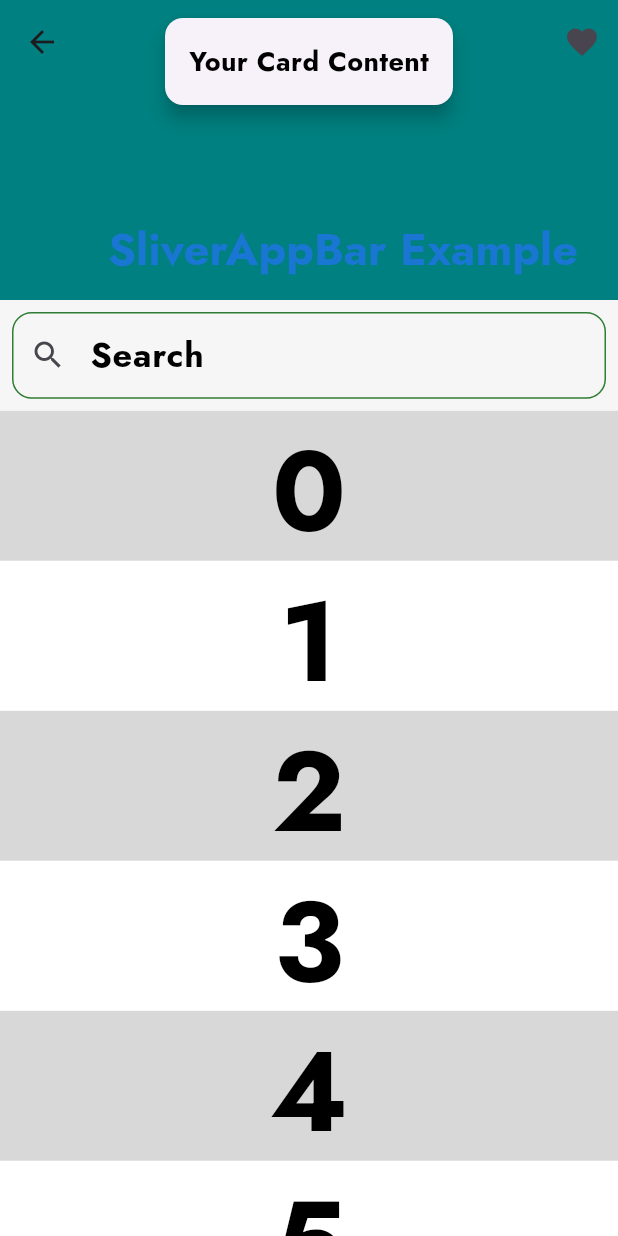
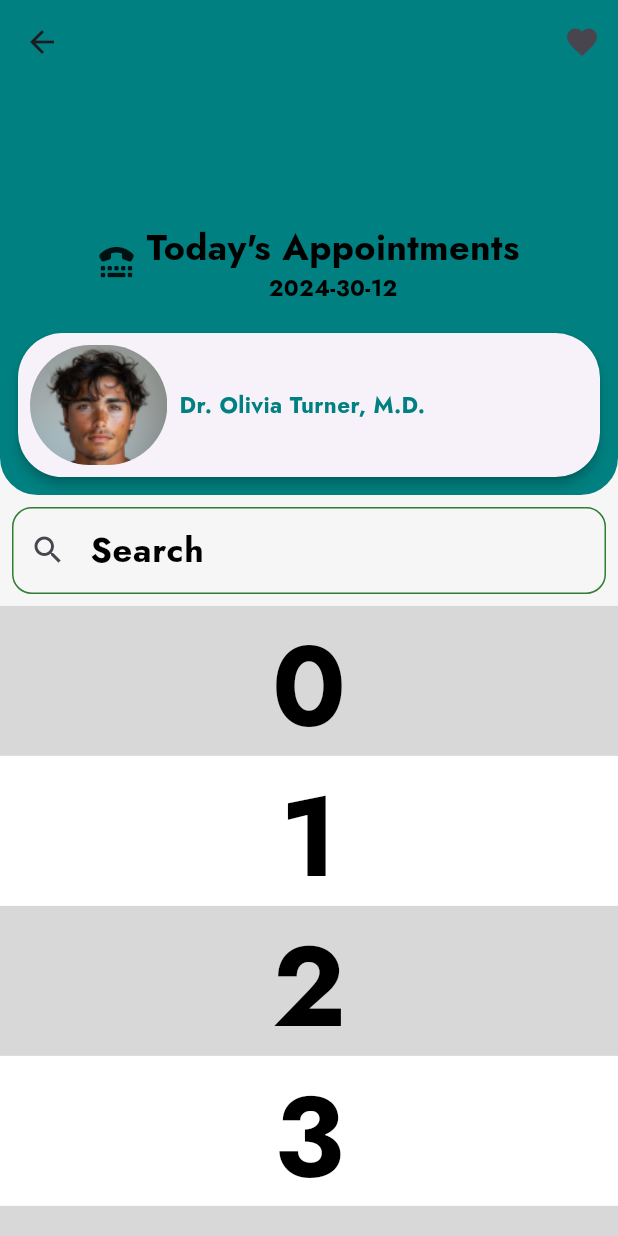
Before and after one commit to FRANK732/Health_Client_Mobile, a Flutter app: the PatientDashBoard screen opened by its route, on a phone screen of 412 x 824 dp. Run offline on Flutter 3.47's test engine with Material 3 defaults, Android fonts, the light colour scheme and no system bars; our stand-ins replace bloc, cached_network_image, dartz, equatable, flutter_bloc, flutter_screenutil and 6 more.

Commit message:
Patient Dashboard

```diff
--- a/lib/core/constant/TImages.dart
+++ b/lib/core/constant/TImages.dart
@@ -12,4 +12,7 @@ class TImages {
 
   //Verify
   static String verify = "$imgBase/verify_1.gif";
+
+  //Dummy profile
+  static String profile = "$imgBase/profile.jpg";
 }
--- a/lib/core/constant/TSizes.dart
+++ b/lib/core/constant/TSizes.dart
@@ -9,7 +9,7 @@ class TSizes {
   static double lg = 26.0;
   static double xl = 34.0;
   static double xl2 = 38.0;
-  static double xsl3 = 55.0;
+  static double xsl3 = 100.0;
 
   //Font Size
   static double fontXSmall = 10.0;
--- a/lib/src/UI/PatientUI/Widgets/appointment_card.dart
+++ b/lib/src/UI/PatientUI/Widgets/appointment_card.dart
@@ -1,4 +1,13 @@
+// ignore_for_file: prefer_const_constructors, prefer_const_literals_to_create_immutables
+
 import 'package:flutter/material.dart';
+import 'package:flutter/widgets.dart';
+import 'package:flutter_screenutil/flutter_screenutil.dart';
+import 'package:health_moble_client/core/app_export.dart';
+import 'package:health_moble_client/core/constant/TColors.dart';
+import 'package:health_moble_client/core/constant/TImages.dart';
+import 'package:health_moble_client/core/constant/TSizes.dart';
+import 'package:health_moble_client/src/widget/custom_Image_View.dart';
 
 class AppointmentCard extends StatelessWidget {
   const AppointmentCard({super.key});
@@ -7,7 +16,35 @@ class AppointmentCard extends StatelessWidget {
   Widget build(BuildContext context) {
     return Card(
       elevation: 3,
-      shape: RoundedRectangleBorder(borderRadius: BorderRadius.circular(10)),
+      shape: RoundedRectangleBorder(
+          borderRadius: TBorderRadiusStyle.circleBorder25),
+      child: Padding(
+        padding: EdgeInsets.all(TSizes.ms),
+        child: Row(
+          mainAxisAlignment: MainAxisAlignment.start,
+          children: [
+            CustomImageView(
+              radius: TBorderRadiusStyle.circleBorder50,
+              height: 80,
+              width: 80.w,
+              imagePath: TImages.profile,
+            ),
+            SizedBox(
+              width: TSizes.ms,
+            ),
+            Column(
+              children: [
+                Text(
+                  "Dr. Olivia Turner, M.D.",
+                  style: TextStyle(
+                    color: TColors.primaryColor,
+                  ),
+                )
+              ],
+            )
+          ],
+        ),
+      ),
     );
   }
 }
--- a/lib/src/UI/PatientUI/Widgets/custom_sliver_appbar.dart
+++ b/lib/src/UI/PatientUI/Widgets/custom_sliver_appbar.dart
@@ -1,9 +1,12 @@
-// ignore_for_file: prefer_const_constructors, prefer_const_literals_to_create_immutables
+// ignore_for_file: prefer_const_literals_to_create_immutables, prefer_const_constructors
 
 import 'package:flutter/material.dart';
-import 'package:get/get_core/src/get_main.dart';
-import 'package:get/get_navigation/get_navigation.dart';
-import 'package:get_it/get_it.dart';
+import 'package:flutter_screenutil/flutter_screenutil.dart';
+import 'package:font_awesome_flutter/font_awesome_flutter.dart';
+import 'package:get/get.dart';
+import 'package:health_moble_client/core/constant/TSizes.dart';
+import 'package:health_moble_client/src/UI/PatientUI/Widgets/appointment_card.dart';
+import 'package:intl/intl.dart';
 
 class TSilvarAppBar extends StatefulWidget {
   const TSilvarAppBar({super.key});
@@ -14,34 +17,48 @@ class TSilvarAppBar extends StatefulWidget {
 
 class _TSilvarAppBarState extends State<TSilvarAppBar> {
   final globalKey = GlobalKey();
-
+  String dateNow = DateFormat('y-m-d').format(DateTime.now());
   @override
   Widget build(BuildContext context) {
-    return CustomScrollView(
+    return GestureDetector(
+      child: CustomScrollView(
         slivers: <Widget>[
           SliverAppBar(
-          expandedHeight: 200.0,
-          floating: false,
+            expandedHeight: Get.height.w * 0.35,
+            floating: true,
             pinned: true,
             flexibleSpace: FlexibleSpaceBar(
-            title: Text('SliverAppBar Example'),
-            background: SingleChildScrollView(
-              child: Align(
-                alignment: Alignment.bottomCenter,
-                child: Padding(
+              background: Column(
+                crossAxisAlignment: CrossAxisAlignment.start,
+                children: [
+                  Spacer(),
+                  Padding(
                     padding: const EdgeInsets.all(8.0),
-                  child: Card(
-                    child: Padding(
-                      padding: const EdgeInsets.all(16.0),
-                      child: Text(
-                        'Your Card Content',
-                        style: TextStyle(fontSize: 18),
+                    child: Row(
+                      mainAxisAlignment: MainAxisAlignment.center,
+                      children: [
+                        Icon(FontAwesomeIcons.tty),
+                        SizedBox(
+                          width: TSizes.ms,
+                        ),
+                        Column(
+                          children: [
+                            Text("Today's Appointments",
+                                style: TextStyle(
+                                    fontSize: 24, color: Colors.black)),
+                            Text(
+                              dateNow,
+                            )
+                          ],
+                        ),
+                      ],
                     ),
                   ),
-                    elevation: 5,
+                  Padding(
+                    padding: const EdgeInsets.all(8.0),
+                    child: AppointmentCard(),
                   ),
-                ),
-              ),
+                ],
               ),
             ),
             actions: <Widget>[
@@ -52,6 +69,11 @@ class _TSilvarAppBarState extends State<TSilvarAppBar> {
                 },
               ),
             ],
+            shape: RoundedRectangleBorder(
+              borderRadius: BorderRadius.vertical(
+                bottom: Radius.circular(25),
+              ),
+            ),
           ),
           SliverToBoxAdapter(
             child: Padding(
@@ -83,8 +105,10 @@ class _TSilvarAppBarState extends State<TSilvarAppBar> {
                 );
               },
               childCount: 20,
-        )),
+            ),
+          ),
         ],
+      ),
     );
   }
 }
--- a/pubspec.yaml
+++ b/pubspec.yaml
@@ -26,6 +26,7 @@ dependencies:
   flutter_bloc: ^8.1.5
   fluttertoast: ^8.2.6
   get_it: ^7.7.0
+  intl: ^0.19.0
 
 dev_dependencies:
   flutter_test:
```
Also changed, not shown: assets/image/profile.jpg (added), pubspec.lock. Lines whose indentation alone changed are shown as unchanged.
